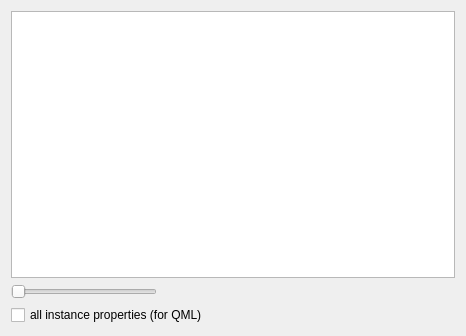
This is gui/properties.ui in lisp-mirror/eql5 as Qt 5 draws it before an edit. The edited form follows.
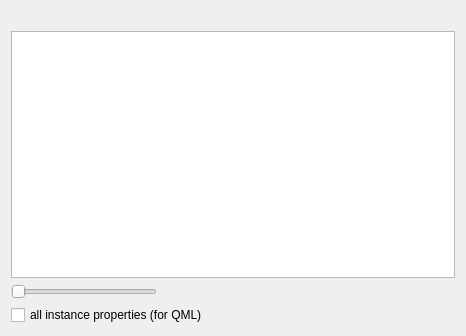
This is the edited form.

```diff
--- a/gui/properties.ui
+++ b/gui/properties.ui
@@ -14,6 +14,9 @@
    <string>Properties</string>
   </property>
   <layout class="QVBoxLayout" name="verticalLayout">
+   <item>
+    <widget class="QLabel" name="class_name"/>
+   </item>
    <item>
     <widget class="QTextEdit" name="view"/>
    </item>
```
